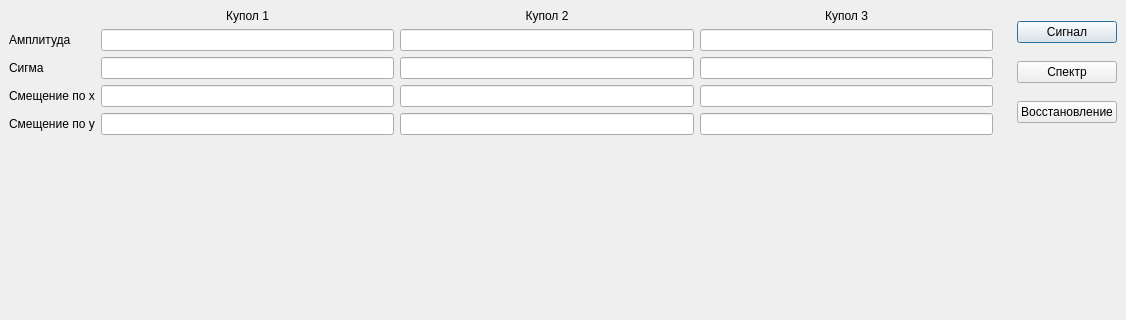
Above: gui.ui from AkulinaLyudmila/Denoise_2D before the change; both pictures show x 0 to 1126 and y 0 to 320 of the 1126 by 895 pixel window. Below: the same form after it.
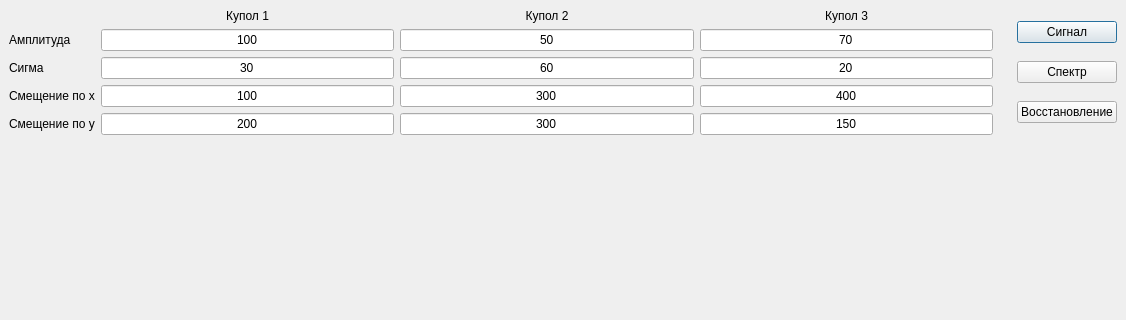
That is the form after the change.

Commit message: Changing_graph_location_and_default_values

```diff
--- a/gui.ui
+++ b/gui.ui
@@ -85,19 +85,54 @@
              </widget>
             </item>
             <item row="1" column="2">
-             <widget class="QLineEdit" name="lineEdit_dome_amplitude_2"/>
+             <widget class="QLineEdit" name="lineEdit_dome_amplitude_2">
+              <property name="text">
+               <string>50</string>
+              </property>
+              <property name="alignment">
+               <set>Qt::AlignCenter</set>
+              </property>
+             </widget>
             </item>
             <item row="2" column="2">
-             <widget class="QLineEdit" name="lineEdit_dome_sigma_2"/>
+             <widget class="QLineEdit" name="lineEdit_dome_sigma_2">
+              <property name="text">
+               <string>60</string>
+              </property>
+              <property name="alignment">
+               <set>Qt::AlignCenter</set>
+              </property>
+             </widget>
             </item>
             <item row="3" column="2">
-             <widget class="QLineEdit" name="lineEdit_dome_bias_x_2"/>
+             <widget class="QLineEdit" name="lineEdit_dome_bias_x_2">
+              <property name="text">
+               <string>300</string>
+              </property>
+              <property name="alignment">
+               <set>Qt::AlignCenter</set>
+              </property>
+             </widget>
             </item>
             <item row="4" column="2">
-             <widget class="QLineEdit" name="lineEdit_dome_bias_y_2"/>
+             <widget class="QLineEdit" name="lineEdit_dome_bias_y_2">
+              <property name="text">
+               <string>300</string>
+              </property>
+              <property name="alignment">
+               <set>Qt::AlignCenter</set>
+              </property>
+             </widget>
             </item>
             <item row="2" column="1">
-             <widget class="QLineEdit" name="lineEdit_dome_sigma_1"/>
+             <widget class="QLineEdit" name="lineEdit_dome_sigma_1">
+              <property name="text">
+               <string>30</string>
+              </property>
+              <property name="alignment">
+               <set>Qt::AlignCenter</set>
+              </property>
+             </widget>
             </item>
             <item row="3" column="0">
              <widget class="QLabel" name="label_text_bias_x">
@@ -113,14 +148,25 @@
               </property>
              </widget>
             </item>
-            <item row="1" column="1">
-             <widget class="QLineEdit" name="lineEdit_dome_amplitude_1"/>
-            </item>
             <item row="3" column="1">
-             <widget class="QLineEdit" name="lineEdit_dome_bias_x_1"/>
+             <widget class="QLineEdit" name="lineEdit_dome_bias_x_1">
+              <property name="text">
+               <string>100</string>
+              </property>
+              <property name="alignment">
+               <set>Qt::AlignCenter</set>
+              </property>
+             </widget>
             </item>
             <item row="4" column="1">
-             <widget class="QLineEdit" name="lineEdit_dome_bias_y_1"/>
+             <widget class="QLineEdit" name="lineEdit_dome_bias_y_1">
+              <property name="text">
+               <string>200</string>
+              </property>
+              <property name="alignment">
+               <set>Qt::AlignCenter</set>
+              </property>
+             </widget>
             </item>
             <item row="0" column="2">
              <widget class="QLabel" name="label_text_dome_2">
@@ -160,16 +206,54 @@
              </widget>
             </item>
             <item row="1" column="3">
-             <widget class="QLineEdit" name="lineEdit_dome_amplitude_3"/>
+             <widget class="QLineEdit" name="lineEdit_dome_amplitude_3">
+              <property name="text">
+               <string>70</string>
+              </property>
+              <property name="alignment">
+               <set>Qt::AlignCenter</set>
+              </property>
+             </widget>
             </item>
             <item row="2" column="3">
-             <widget class="QLineEdit" name="lineEdit_dome_sigma_3"/>
+             <widget class="QLineEdit" name="lineEdit_dome_sigma_3">
+              <property name="text">
+               <string>20</string>
+              </property>
+              <property name="alignment">
+               <set>Qt::AlignCenter</set>
+              </property>
+             </widget>
             </item>
             <item row="3" column="3">
-             <widget class="QLineEdit" name="lineEdit_dome_bias_x_3"/>
+             <widget class="QLineEdit" name="lineEdit_dome_bias_x_3">
+              <property name="text">
+               <string>400</string>
+              </property>
+              <property name="alignment">
+               <set>Qt::AlignCenter</set>
+              </property>
+             </widget>
             </item>
             <item row="4" column="3">
-             <widget class="QLineEdit" name="lineEdit_dome_bias_y_3"/>
+             <widget class="QLineEdit" name="lineEdit_dome_bias_y_3">
+              <property name="text">
+               <string>150</string>
+              </property>
+              <property name="alignment">
+               <set>Qt::AlignCenter</set>
+              </property>
+             </widget>
+            </item>
+            <item row="1" column="1">
+             <widget class="QLineEdit" name="lineEdit_dome_amplitude_1">
+              <property name="text">
+               <string>100</string>
+              </property>
+              <property name="alignment">
+               <set>Qt::AlignCenter</set>
+              </property>
+             </widget>
             </item>
            </layout>
           </widget>
@@ -207,24 +291,103 @@
       <item>
        <widget class="QWidget" name="widget_main" native="true">
         <layout class="QGridLayout" name="gridLayout">
+         <property name="leftMargin">
+          <number>0</number>
+         </property>
+         <property name="topMargin">
+          <number>0</number>
+         </property>
+         <property name="rightMargin">
+          <number>0</number>
+         </property>
+         <property name="bottomMargin">
+          <number>0</number>
+         </property>
+         <property name="spacing">
+          <number>0</number>
+         </property>
          <item row="0" column="0">
           <widget class="QWidget" name="widget_plot_1" native="true">
-           <layout class="QVBoxLayout" name="layout_plot_1"/>
+           <layout class="QVBoxLayout" name="layout_plot_1">
+            <property name="spacing">
+             <number>0</number>
+            </property>
+            <property name="leftMargin">
+             <number>0</number>
+            </property>
+            <property name="topMargin">
+             <number>0</number>
+            </property>
+            <property name="rightMargin">
+             <number>2</number>
+            </property>
+            <property name="bottomMargin">
+             <number>0</number>
+            </property>
+           </layout>
           </widget>
          </item>
          <item row="0" column="1">
           <widget class="QWidget" name="widget_plot_4" native="true">
-           <layout class="QVBoxLayout" name="layout_plot_4"/>
+           <layout class="QVBoxLayout" name="layout_plot_4">
+            <property name="spacing">
+             <number>0</number>
+            </property>
+            <property name="leftMargin">
+             <number>2</number>
+            </property>
+            <property name="topMargin">
+             <number>0</number>
+            </property>
+            <property name="rightMargin">
+             <number>0</number>
+            </property>
+            <property name="bottomMargin">
+             <number>0</number>
+            </property>
+           </layout>
           </widget>
          </item>
          <item row="1" column="0">
           <widget class="QWidget" name="widget_plot_2" native="true">
-           <layout class="QVBoxLayout" name="layout_plot_2"/>
+           <layout class="QVBoxLayout" name="layout_plot_2">
+            <property name="spacing">
+             <number>0</number>
+            </property>
+            <property name="leftMargin">
+             <number>0</number>
+            </property>
+            <property name="topMargin">
+             <number>0</number>
+            </property>
+            <property name="rightMargin">
+             <number>2</number>
+            </property>
+            <property name="bottomMargin">
+             <number>0</number>
+            </property>
+           </layout>
           </widget>
          </item>
          <item row="1" column="1">
           <widget class="QWidget" name="widget_plot_3" native="true">
-           <layout class="QVBoxLayout" name="layout_plot_3"/>
+           <layout class="QVBoxLayout" name="layout_plot_3">
+            <property name="spacing">
+             <number>0</number>
+            </property>
+            <property name="leftMargin">
+             <number>2</number>
+            </property>
+            <property name="topMargin">
+             <number>0</number>
+            </property>
+            <property name="rightMargin">
+             <number>0</number>
+            </property>
+            <property name="bottomMargin">
+             <number>0</number>
+            </property>
+           </layout>
           </widget>
          </item>
         </layout>
```
The commit also changes 2 other files.
